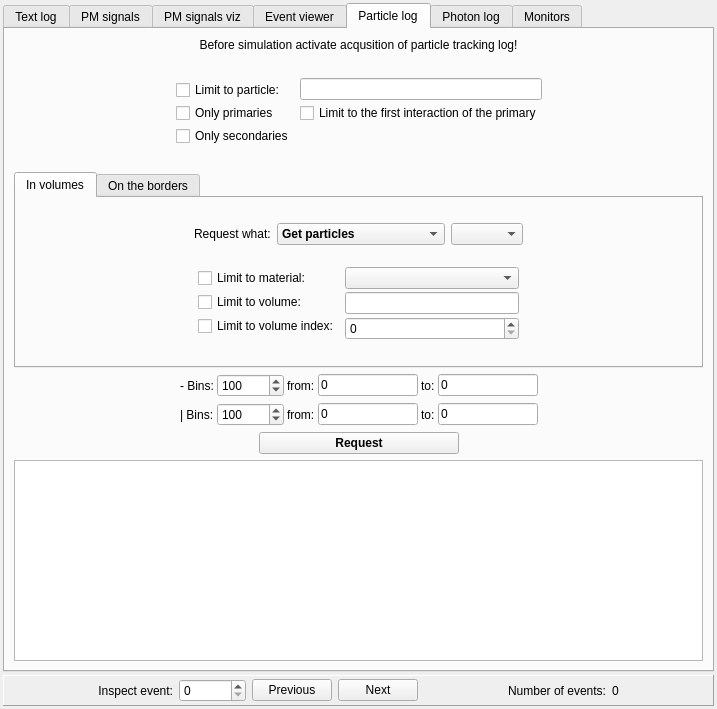
This is src/gui/outputwindow.ui in andrmor/ANTS2 as Qt 5 draws it before an edit. The edited form follows.
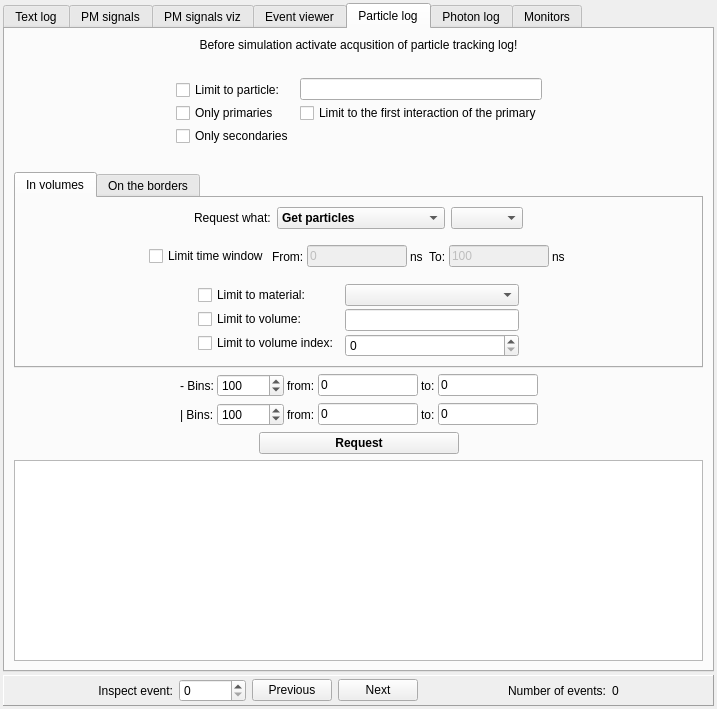
This is the edited form. The open tabs and pages were chosen to show the change.

What changed in the file:
```diff
--- a/src/gui/outputwindow.ui
+++ b/src/gui/outputwindow.ui
@@ -1606,6 +1606,119 @@
               </item>
              </layout>
             </item>
+            <item>
+             <widget class="QFrame" name="frTimeAware">
+              <property name="sizePolicy">
+               <sizepolicy hsizetype="Expanding" vsizetype="Minimum">
+                <horstretch>0</horstretch>
+                <verstretch>0</verstretch>
+               </sizepolicy>
+              </property>
+              <property name="frameShape">
+               <enum>QFrame::NoFrame</enum>
+              </property>
+              <property name="frameShadow">
+               <enum>QFrame::Raised</enum>
+              </property>
+              <layout class="QHBoxLayout" name="horizontalLayout_27">
+               <property name="spacing">
+                <number>3</number>
+               </property>
+               <property name="topMargin">
+                <number>0</number>
+               </property>
+               <property name="bottomMargin">
+                <number>0</number>
+               </property>
+               <item>
+                <spacer name="horizontalSpacer_43">
+                 <property name="orientation">
+                  <enum>Qt::Horizontal</enum>
+                 </property>
+                 <property name="sizeHint" stdset="0">
+                  <size>
+                   <width>83</width>
+                   <height>20</height>
+                  </size>
+                 </property>
+                </spacer>
+               </item>
+               <item>
+                <widget class="QCheckBox" name="cbLimitTimeWindow">
+                 <property name="text">
+                  <string>Limit time window</string>
+                 </property>
+                </widget>
+               </item>
+               <item>
+                <widget class="QLabel" name="label_8">
+                 <property name="text">
+                  <string>From:</string>
+                 </property>
+                </widget>
+               </item>
+               <item>
+                <widget class="QLineEdit" name="ledTimeFrom">
+                 <property name="enabled">
+                  <bool>false</bool>
+                 </property>
+                 <property name="maximumSize">
+                  <size>
+                   <width>100</width>
+                   <height>16777215</height>
+                  </size>
+                 </property>
+                 <property name="text">
+                  <string>0</string>
+                 </property>
+                </widget>
+               </item>
+               <item>
+                <widget class="QLabel" name="label_30">
+                 <property name="text">
+                  <string>ns  To:</string>
+                 </property>
+                </widget>
+               </item>
+               <item>
+                <widget class="QLineEdit" name="ledTimeTo">
+                 <property name="enabled">
+                  <bool>false</bool>
+                 </property>
+                 <property name="maximumSize">
+                  <size>
+                   <width>100</width>
+                   <height>16777215</height>
+                  </size>
+                 </property>
+                 <property name="text">
+                  <string>100</string>
+                 </property>
+                </widget>
+               </item>
+               <item>
+                <widget class="QLabel" name="label_31">
+                 <property name="text">
+                  <string>ns </string>
+                 </property>
+                </widget>
+               </item>
+               <item>
+                <spacer name="horizontalSpacer_44">
+                 <property name="orientation">
+                  <enum>Qt::Horizontal</enum>
+                 </property>
+                 <property name="sizeHint" stdset="0">
+                  <size>
+                   <width>82</width>
+                   <height>20</height>
+                  </size>
+                 </property>
+                </spacer>
+               </item>
+              </layout>
+             </widget>
+            </item>
             <item>
              <layout class="QHBoxLayout" name="horizontalLayout_19">
               <item>
```
Left out of the diff: 42 changed lines with no effect on the pictures.
